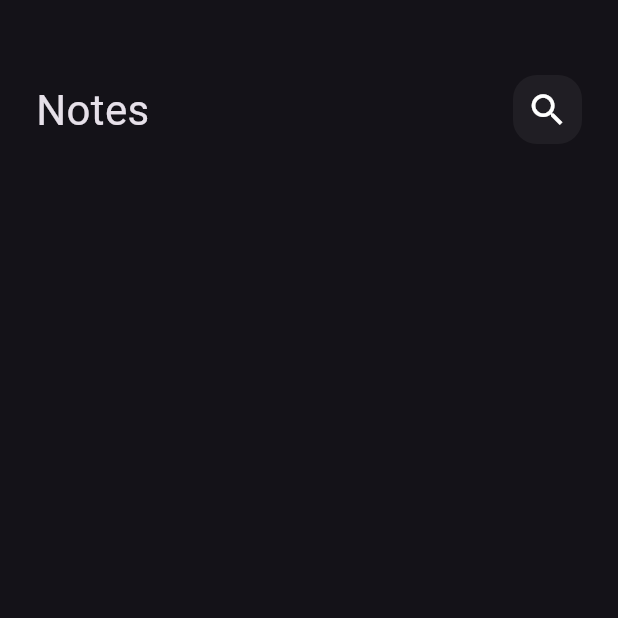
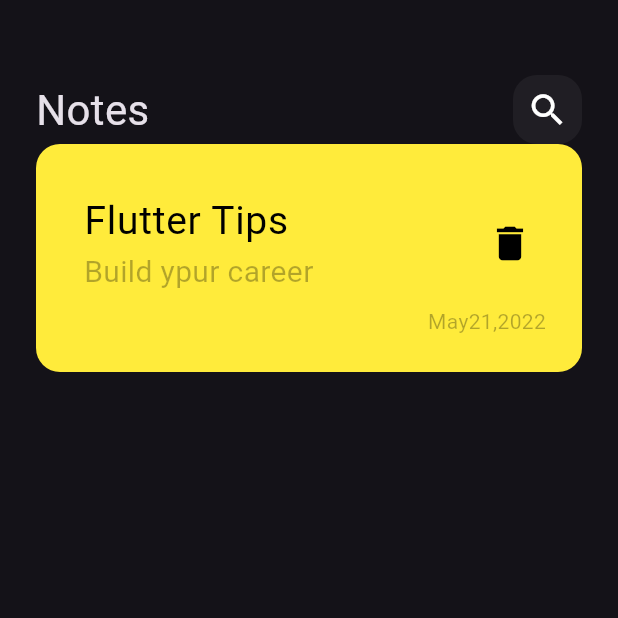
Before and after one commit to MuhamedHamada/Notes_App, a Flutter app: the screen it shows after launch, on a phone screen of 412 x 824 dp, the top half of it. Run offline on Flutter 3.47's test engine with Material 3 defaults, Android fonts, the phone set to English and light mode, and no system bars.

Commit message:
create NoteItem.dart

```diff
--- /dev/null
+++ b/lib/widgets/NoteItem.dart
@@ -0,0 +1,46 @@
+import 'package:flutter/cupertino.dart';
+import 'package:flutter/material.dart';
+
+class NoteItem extends StatelessWidget {
+  const NoteItem({super.key});
+
+  @override
+  Widget build(BuildContext context) {
+    return Container(
+      padding: EdgeInsets.only(
+        top: 24
+            ,bottom: 24,
+        left: 16
+      ),
+      decoration: BoxDecoration(
+        color: Colors.yellow,
+        borderRadius: BorderRadius.circular(16),
+      ),
+      child: Column(
+        crossAxisAlignment: CrossAxisAlignment.end,
+        children: [
+          ListTile(
+            title: Text("Flutter Tips",
+            style: TextStyle(fontSize: 26,
+              color: Colors.black
+            ),),
+            subtitle: Text("Build ypur career",
+              style: TextStyle(fontSize: 20,
+                  color: Colors.black.withOpacity(.3)
+              ), ),
+            trailing: IconButton(onPressed: (){}, icon: Icon(Icons.delete),
+            iconSize: 30,
+            color: Colors.black,)
+          ),
+          Padding(
+            padding: const EdgeInsets.only(right: 24),
+            child: Text("May21,2022",
+              style: TextStyle(
+                  color: Colors.black.withOpacity(.3)
+              ),),
+          )
+        ],
+      ),
+    );
+  }
+}
--- a/lib/widgets/NotesViewBody.dart
+++ b/lib/widgets/NotesViewBody.dart
@@ -1,5 +1,6 @@
 import 'package:flutter/material.dart';
 import 'package:notesapp/widgets/CustomAppBar.dart';
+import 'package:notesapp/widgets/NoteItem.dart';
 
 class NotesViewBody extends StatelessWidget {
   const NotesViewBody({super.key});
@@ -14,6 +15,7 @@ class NotesViewBody extends StatelessWidget {
             height: 50,
           ),
           CustomAppBar(),
+          NoteItem(),
         ],
       ),
     );
```
